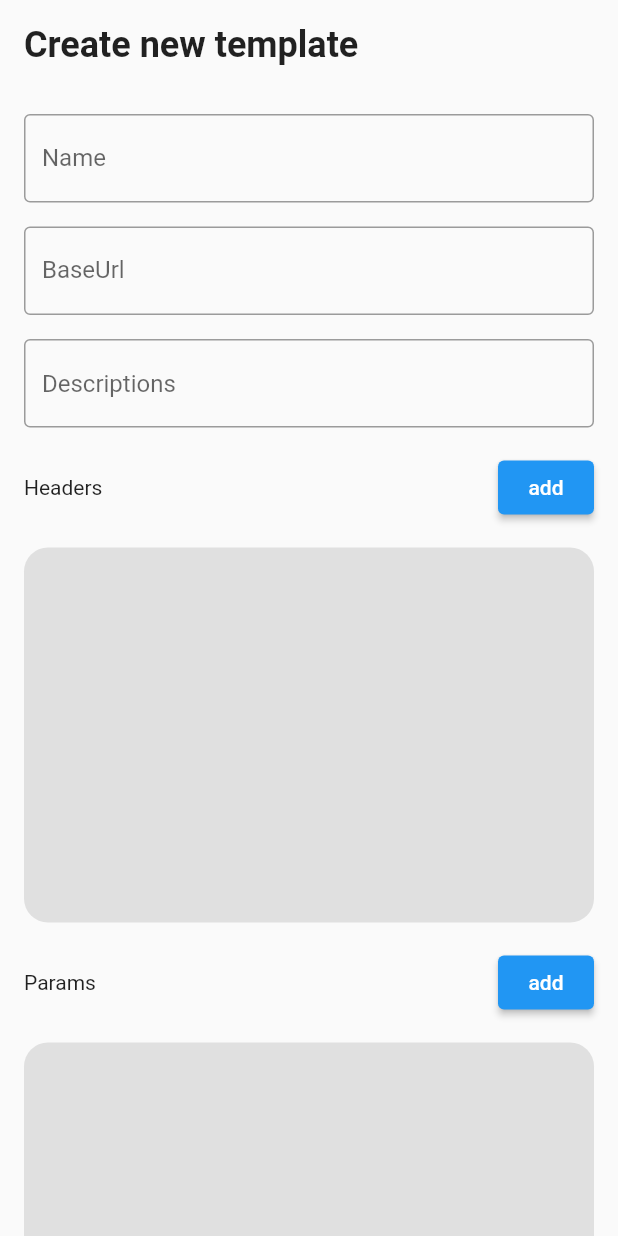
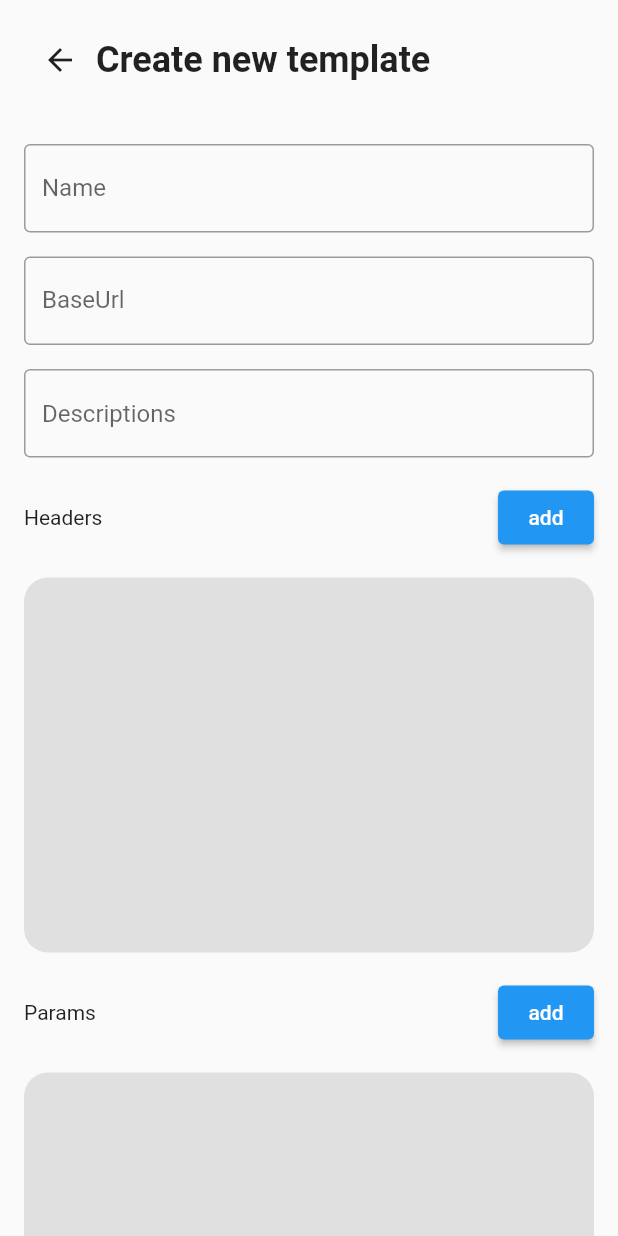
Before and after one commit to Pidsamhai/supabase_http_proxy, a Flutter app: the CreateTemplatePage screen opened by its route, on a phone screen of 412 x 824 dp. Run offline on Flutter 3.47's test engine with Material 2 defaults, Android fonts, the phone set to English and light mode, and no system bars; our stand-ins replace bloc, dio, firebase_auth, firebase_core, firebase_database, flutter_bloc and 2 more; missing offline and left inert: firebase_app_check, highlight; accounts and stored records are empty; network calls fail.

```diff
--- a/proxy_api_gui/lib/page/create_template.dart
+++ b/proxy_api_gui/lib/page/create_template.dart
@@ -39,12 +39,19 @@ class CreateTemplatePage extends StatelessWidget {
         children: [
           Padding(
             padding: const EdgeInsets.all(16),
-            child: Text(
-              "Create new template",
-              style: Theme.of(context)
-                  .textTheme
-                  .headline5
-                  ?.copyWith(fontWeight: FontWeight.bold),
+            child: Row(
+              children: [
+                BackButton(
+                  onPressed: () => context.goNamed(AppRouter.main),
+                ),
+                Text(
+                  "Create new template",
+                  style: Theme.of(context)
+                      .textTheme
+                      .headline5
+                      ?.copyWith(fontWeight: FontWeight.bold),
+                ),
+              ],
             ),
           ),
           Expanded(
--- /dev/null
+++ b/proxy_api_gui/lib/widget/back_button.dart
@@ -0,0 +1,14 @@
+import 'package:flutter/material.dart';
+import 'package:go_router/go_router.dart';
+
+class BackButton extends StatelessWidget {
+  const BackButton({Key? key}) : super(key: key);
+
+  @override
+  Widget build(BuildContext context) {
+    return IconButton(
+      onPressed: () => context.pop(),
+      icon: const Icon(Icons.arrow_back_rounded),
+    );
+  }
+}
--- a/proxy_api_gui/lib/widget/template_card.dart
+++ b/proxy_api_gui/lib/widget/template_card.dart
@@ -42,10 +42,11 @@ class TemplateCard extends StatelessWidget {
                       _template.name,
                       style: Theme.of(context)
                           .textTheme
-                          .headline4
+                          .headline6
                           ?.copyWith(fontWeight: FontWeight.bold),
                     ),
                     const SizedBox.square(dimension: 8),
+                    if (_template.descriptions?.isNotEmpty == true) ...[
                       Opacity(
                         opacity: 0.4,
                         child: Text(
@@ -56,8 +57,7 @@ class TemplateCard extends StatelessWidget {
                               ?.copyWith(fontWeight: FontWeight.bold),
                         ),
                       ),
-                    const SizedBox.square(dimension: 8),
-                    Text("URL : $baseApiUrl${_template.uid}")
+                    ]
                   ],
                 ),
               ),
```
Also changed, not shown: proxy_api_gui/lib/page/edit_template.dart (+13 -6 lines), proxy_api_gui/lib/page/login.dart (+7 -2 lines), proxy_api_gui/lib/page/main.dart (+14 -8 lines), proxy_api_gui/lib/page/playground.dart (+18 -6 lines). Lines whose indentation alone changed are shown as unchanged.
